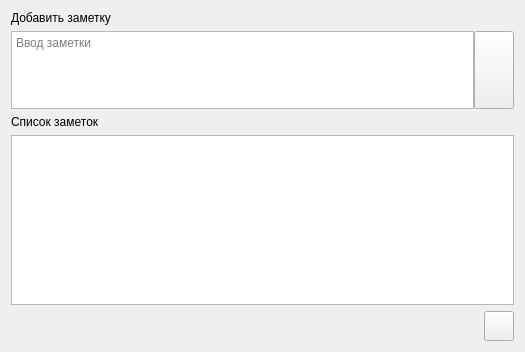
First picture: the form in NotesDialog.ui, repository okostynchuk/Outcall, before the edit.
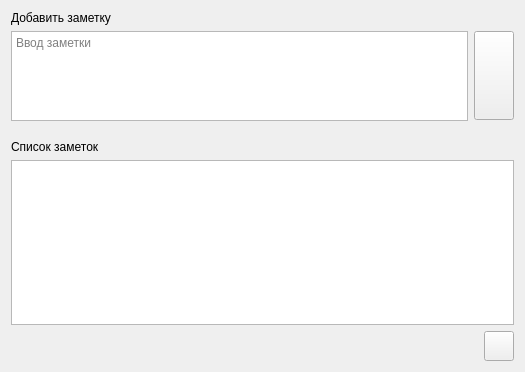
Second picture: the form after the edit. Icons and pictures are not drawn.

Commit message: updete ui of NotesDialog

What changed in the file:
```diff
--- a/NotesDialog.ui
+++ b/NotesDialog.ui
@@ -7,7 +7,7 @@
     <x>0</x>
     <y>0</y>
     <width>525</width>
-    <height>350</height>
+    <height>372</height>
    </rect>
   </property>
   <property name="sizePolicy">
@@ -23,36 +23,32 @@
    <iconset resource="images.qrc">
     <normaloff>:/images/outcall-logo.png</normaloff>:/images/outcall-logo.png</iconset>
   </property>
+  <layout class="QGridLayout" name="gridLayout_5">
+   <item row="0" column="0">
   <layout class="QGridLayout" name="gridLayout_2">
    <item row="0" column="0">
-    <layout class="QVBoxLayout" name="verticalLayout">
-     <property name="spacing">
-      <number>6</number>
-     </property>
-     <item>
+      <layout class="QGridLayout" name="gridLayout_3">
+       <item row="0" column="0">
       <widget class="QLabel" name="label">
        <property name="text">
         <string>Добавить заметку</string>
        </property>
       </widget>
      </item>
-     <item>
-      <layout class="QHBoxLayout" name="horizontalLayout">
-       <property name="spacing">
-        <number>0</number>
-       </property>
-       <item>
+       <item row="1" column="0">
+        <layout class="QGridLayout" name="gridLayout_4">
+         <item row="0" column="0">
         <widget class="QTextEdit" name="textEdit">
          <property name="minimumSize">
           <size>
            <width>50</width>
-           <height>50</height>
+             <height>90</height>
           </size>
          </property>
          <property name="maximumSize">
           <size>
            <width>16777215</width>
-           <height>16777215</height>
+             <height>90</height>
           </size>
          </property>
          <property name="focusPolicy">
@@ -76,7 +72,7 @@
          </property>
         </widget>
        </item>
-       <item>
+         <item row="0" column="1">
         <widget class="QPushButton" name="saveButton">
          <property name="minimumSize">
           <size>
@@ -114,6 +110,19 @@
          </property>
         </widget>
        </item>
+         <item row="1" column="0" colspan="2">
+          <spacer name="verticalSpacer">
+           <property name="orientation">
+            <enum>Qt::Vertical</enum>
+           </property>
+           <property name="sizeHint" stdset="0">
+            <size>
+             <width>20</width>
+             <height>40</height>
+            </size>
+           </property>
+          </spacer>
+         </item>
       </layout>
      </item>
     </layout>
@@ -168,6 +177,13 @@
        </property>
       </spacer>
      </item>
+       <item row="0" column="0" colspan="2">
+        <widget class="QLabel" name="label_2">
+         <property name="text">
+          <string>Список заметок</string>
+         </property>
+        </widget>
+       </item>
      <item row="1" column="0" colspan="2">
       <widget class="QTableView" name="tableView">
        <property name="enabled">
@@ -176,7 +192,7 @@
        <property name="minimumSize">
         <size>
          <width>0</width>
-         <height>170</height>
+           <height>0</height>
         </size>
        </property>
        <property name="focusPolicy">
@@ -190,12 +206,7 @@
        </property>
       </widget>
      </item>
-     <item row="0" column="0" colspan="2">
-      <widget class="QLabel" name="label_2">
-       <property name="text">
-        <string>Список заметок</string>
-       </property>
-      </widget>
+      </layout>
      </item>
     </layout>
    </item>
```
Lines whose indentation alone changed are shown as unchanged.
